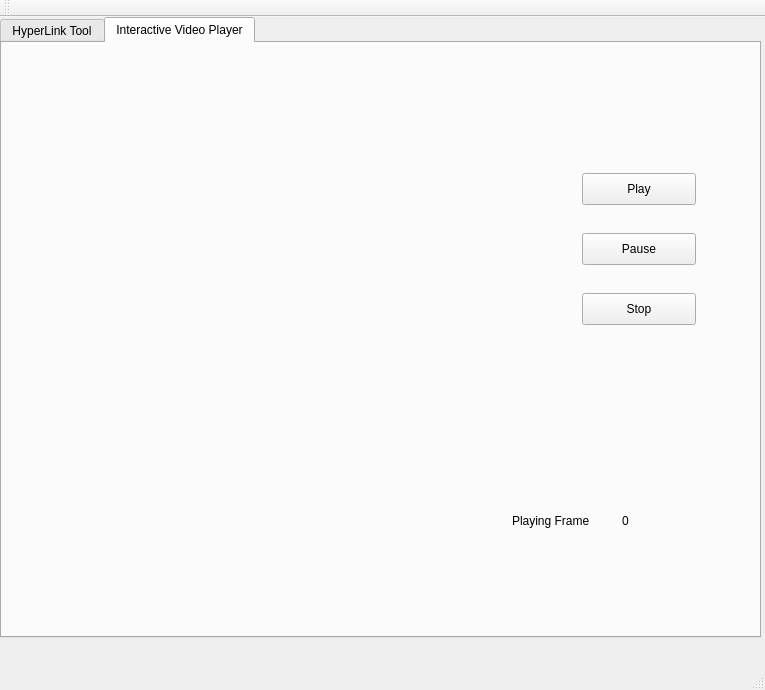
The window that mainwindow.ui (willgoishi/CSCI576HypermediaProject) describes before a commit, drawn with Qt 5.
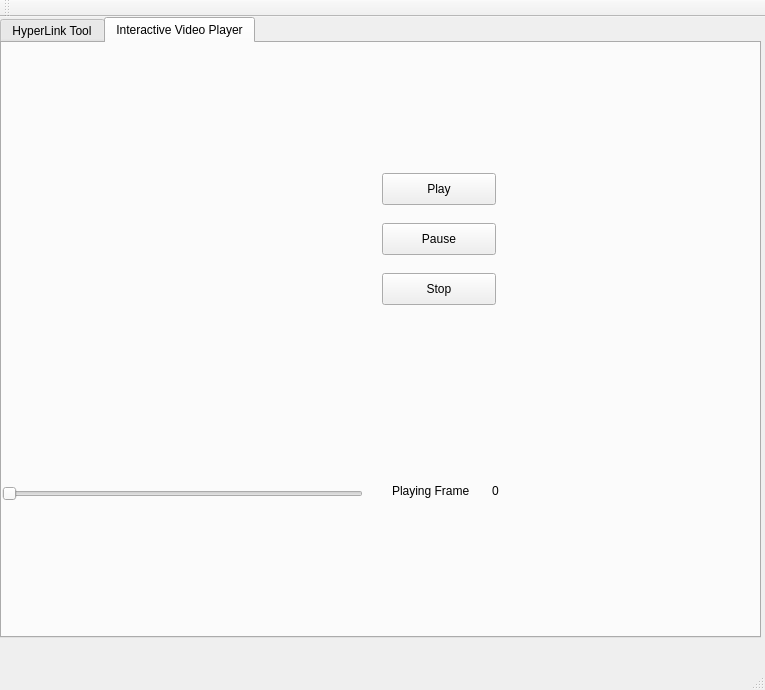
The same window after the commit. The open tabs and pages were chosen to show the change.

What changed in the file:
```diff
--- a/mainwindow.ui
+++ b/mainwindow.ui
@@ -337,7 +337,7 @@
      <widget class="QPushButton" name="playerPlay">
       <property name="geometry">
        <rect>
-        <x>580</x>
+        <x>380</x>
         <y>130</y>
         <width>114</width>
         <height>32</height>
@@ -350,8 +350,8 @@
      <widget class="QPushButton" name="playerPause">
       <property name="geometry">
        <rect>
-        <x>580</x>
-        <y>190</y>
+        <x>380</x>
+        <y>180</y>
         <width>114</width>
         <height>32</height>
        </rect>
@@ -363,8 +363,8 @@
      <widget class="QPushButton" name="playerStop">
       <property name="geometry">
        <rect>
-        <x>580</x>
-        <y>250</y>
+        <x>380</x>
+        <y>230</y>
         <width>114</width>
         <height>32</height>
        </rect>
@@ -376,8 +376,8 @@
      <widget class="QLabel" name="label_3">
       <property name="geometry">
        <rect>
-        <x>510</x>
-        <y>470</y>
+        <x>390</x>
+        <y>440</y>
         <width>91</width>
         <height>16</height>
        </rect>
@@ -389,8 +389,8 @@
      <widget class="QLabel" name="playerFrame">
       <property name="geometry">
        <rect>
-        <x>620</x>
-        <y>470</y>
+        <x>490</x>
+        <y>440</y>
         <width>59</width>
         <height>16</height>
        </rect>
@@ -399,6 +399,25 @@
        <string>0</string>
       </property>
      </widget>
+     <widget class="QSlider" name="horizontalSliderLeft_2">
+      <property name="geometry">
+       <rect>
+        <x>0</x>
+        <y>440</y>
+        <width>361</width>
+        <height>22</height>
+       </rect>
+      </property>
+      <property name="minimum">
+       <number>0</number>
+      </property>
+      <property name="maximum">
+       <number>8999</number>
+      </property>
+      <property name="orientation">
+       <enum>Qt::Horizontal</enum>
+      </property>
+     </widget>
     </widget>
    </widget>
   </widget>
```
